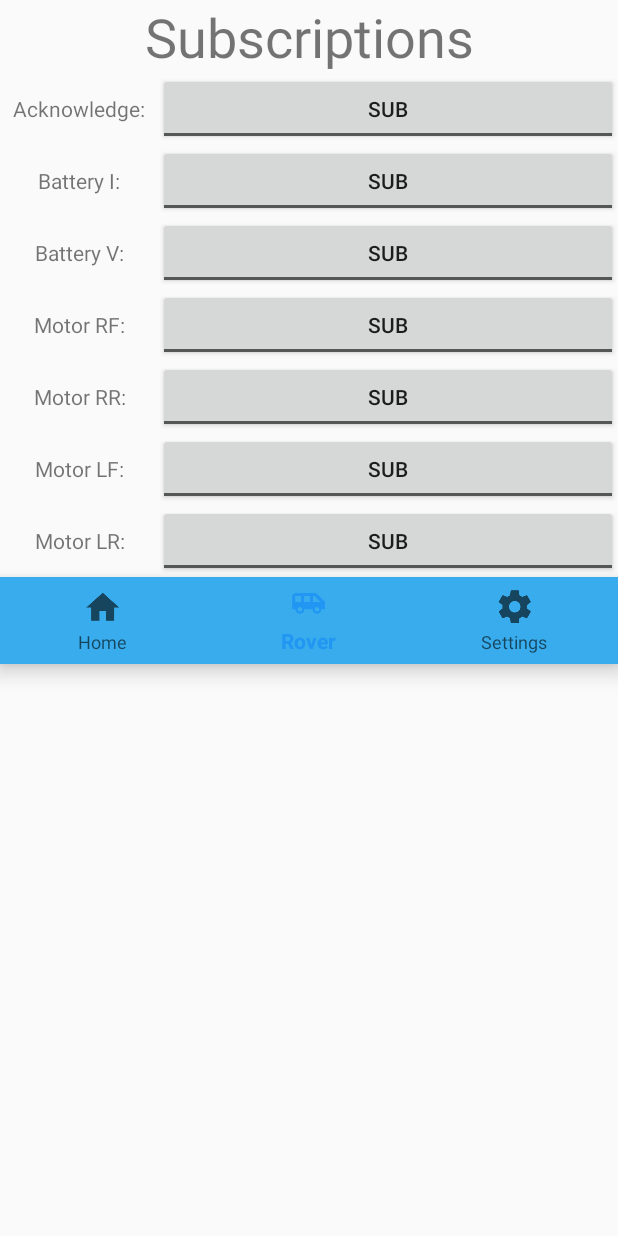
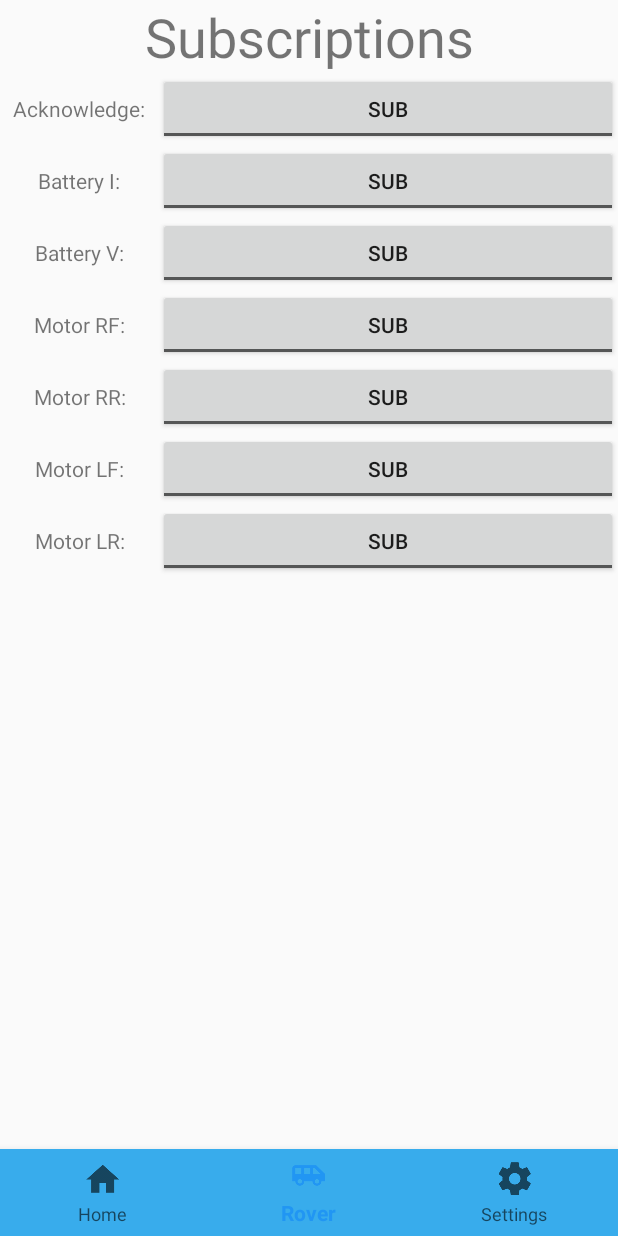
Before and after one commit to ButtiAlJallaf/spacecraftoperations, an Android app: the RoverTelemetry screen opened directly, with no data from a screen before it, on a phone screen of 412 x 824 dp. Run offline under Robolectric (Android 15) with nearby library versions, the phone set to English and light mode, and no system bars.

Commit message:
Further improved the design of the same layout

```diff
--- a/app/src/main/res/layout/activity_rover_telemetry.xml
+++ b/app/src/main/res/layout/activity_rover_telemetry.xml
@@ -1,11 +1,18 @@
 <?xml version="1.0" encoding="utf-8"?>
-<LinearLayout xmlns:android="http://schemas.android.com/apk/res/android"
+<android.support.constraint.ConstraintLayout xmlns:android="http://schemas.android.com/apk/res/android"
     xmlns:app="http://schemas.android.com/apk/res-auto"
     xmlns:tools="http://schemas.android.com/tools"
     android:layout_width="match_parent"
     android:layout_height="match_parent"
     android:orientation="vertical"
     tools:context=".RoverTelemetry">
+
+    <LinearLayout
+        android:layout_width="match_parent"
+        android:layout_height="wrap_content"
+        android:orientation="vertical"
+        app:layout_constraintStart_toStartOf="parent"
+        app:layout_constraintTop_toTopOf="parent">
 
         <TextView
             android:id="@+id/lblHeading"
@@ -168,6 +175,8 @@
 
         </LinearLayout>
 
+    </LinearLayout>
+
     <android.support.design.widget.BottomNavigationView
         android:id="@+id/bottom_navigation"
         android:layout_width="match_parent"
@@ -179,4 +188,4 @@
         app:layout_constraintStart_toStartOf="parent"
         app:menu="@menu/bottom_navigation_menu" />
 
-</LinearLayout>
+</android.support.constraint.ConstraintLayout>
```
Lines whose indentation alone changed are shown as unchanged.
